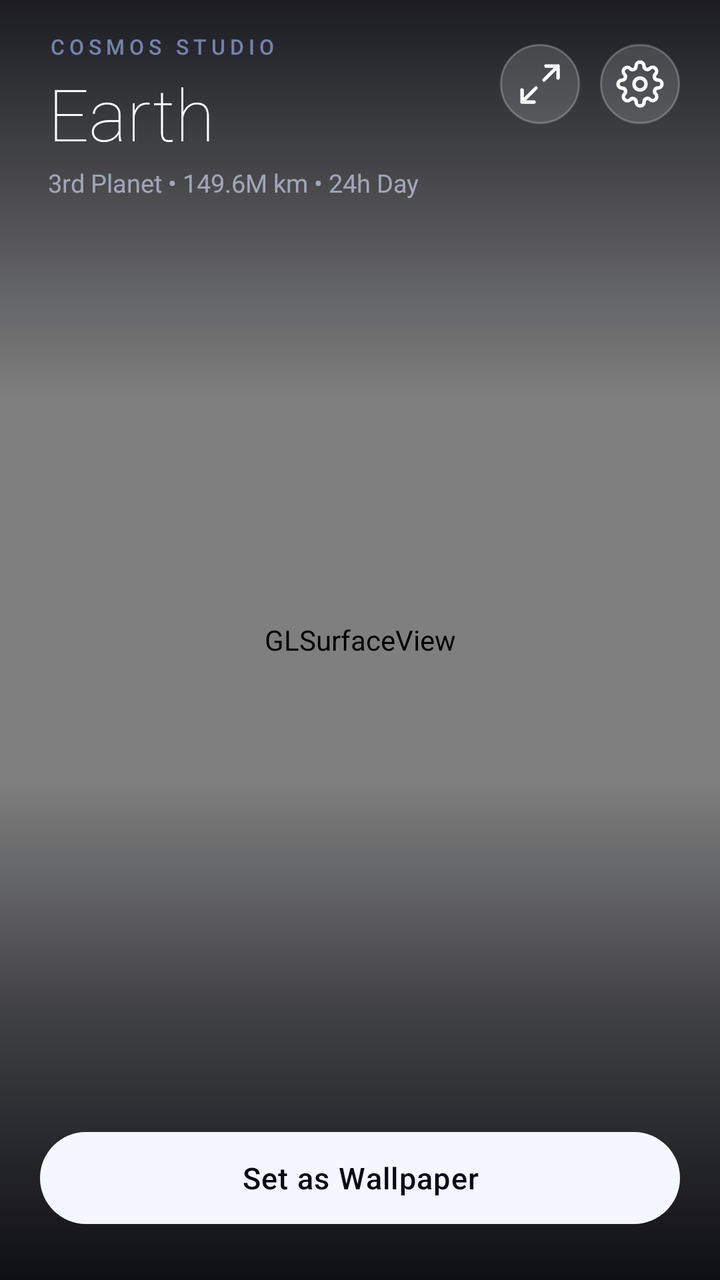
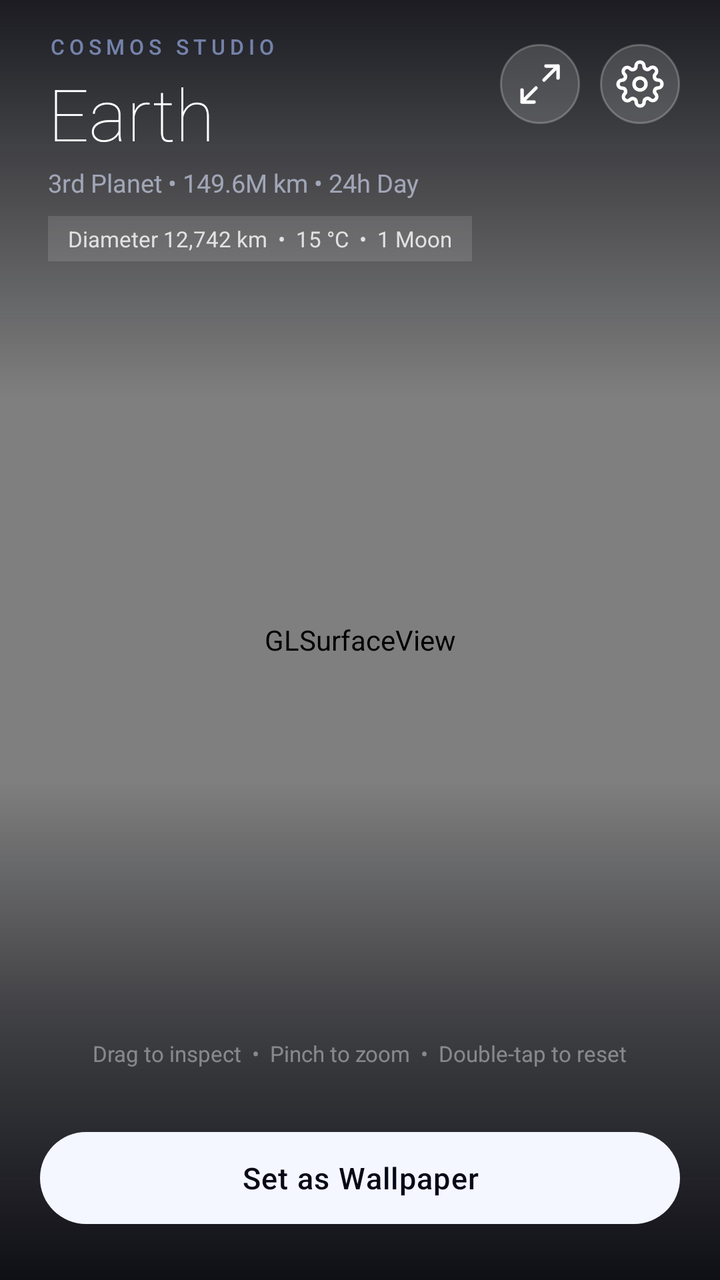

Compare the two renders of this Android layout. The source of the first and the diff that turns it into the second are given below.
<!-- AndroidManifest.xml: activity theme Theme.SolarSystem -->
<!-- res/layout/activity_main.xml -->
<?xml version="1.0" encoding="utf-8"?>
<androidx.constraintlayout.widget.ConstraintLayout
    xmlns:android="http://schemas.android.com/apk/res/android"
    xmlns:app="http://schemas.android.com/apk/res-auto"
    android:layout_width="match_parent"
    android:layout_height="match_parent"
    android:background="#FF02030A">

    <android.opengl.GLSurfaceView
        android:id="@+id/glPreviewView"
        android:layout_width="match_parent"
        android:layout_height="match_parent" />

    <View
        android:layout_width="match_parent"
        android:layout_height="200dp"
        android:background="@drawable/bg_top_scrim"
        app:layout_constraintTop_toTopOf="parent" />

    <LinearLayout
        android:id="@+id/topBar"
        android:layout_width="match_parent"
        android:layout_height="wrap_content"
        android:orientation="horizontal"
        android:gravity="top"
        android:paddingStart="24dp"
        android:paddingEnd="20dp"
        android:paddingTop="16dp"
        android:paddingBottom="12dp"
        app:layout_constraintTop_toTopOf="parent">

        <LinearLayout
            android:layout_width="0dp"
            android:layout_height="wrap_content"
            android:layout_weight="1"
            android:orientation="vertical">

            <TextView
                android:layout_width="wrap_content"
                android:layout_height="wrap_content"
                android:text="COSMOS STUDIO"
                android:textSize="10.5sp"
                android:letterSpacing="0.22"
                android:textColor="#99A8C0FF"
                android:fontFamily="sans-serif-medium" />

            <TextView
                android:id="@+id/tvPlanetTitle"
                android:layout_width="wrap_content"
                android:layout_height="wrap_content"
                android:text="Earth"
                android:textSize="36sp"
                android:fontFamily="sans-serif-thin"
                android:textColor="#FFFFFFFF"
                android:layout_marginTop="2dp" />

            <TextView
                android:id="@+id/tvPlanetSubtitle"
                android:layout_width="wrap_content"
                android:layout_height="wrap_content"
                android:text="3rd Planet • 149.6M km • 24h Day"
                android:textSize="12.5sp"
                android:textColor="#99DCE4FF"
                android:layout_marginTop="2dp" />

        </LinearLayout>

        <LinearLayout
            android:layout_width="wrap_content"
            android:layout_height="wrap_content"
            android:orientation="horizontal"
            android:layout_marginTop="6dp">

            <ImageButton
                android:id="@+id/btnReplayZoom"
                android:layout_width="40dp"
                android:layout_height="40dp"
                android:background="@drawable/bg_glass_circle"
                android:src="@drawable/ic_zoom_sparkle"
                android:contentDescription="Replay Unlock Zoom"
                android:padding="10dp"
                android:layout_marginEnd="10dp" />

            <ImageButton
                android:id="@+id/btnSettings"
                android:layout_width="40dp"
                android:layout_height="40dp"
                android:background="@drawable/bg_glass_circle"
                android:src="@drawable/ic_settings_gear"
                android:contentDescription="@string/open_settings"
                android:padding="10dp" />

        </LinearLayout>

    </LinearLayout>

    <View
        android:layout_width="match_parent"
        android:layout_height="250dp"
        android:background="@drawable/bg_bottom_scrim"
        app:layout_constraintBottom_toBottomOf="parent" />

    <LinearLayout
        android:id="@+id/bottomBar"
        android:layout_width="match_parent"
        android:layout_height="wrap_content"
        android:orientation="vertical"
        android:paddingStart="20dp"
        android:paddingEnd="20dp"
        android:paddingTop="12dp"
        android:paddingBottom="24dp"
        app:layout_constraintBottom_toBottomOf="parent">

        <HorizontalScrollView
            android:layout_width="match_parent"
            android:layout_height="wrap_content"
            android:scrollbars="none"
            android:clipToPadding="false"
            android:layout_marginBottom="18dp">

            <LinearLayout
                android:id="@+id/planetCardContainer"
                android:layout_width="wrap_content"
                android:layout_height="wrap_content"
                android:orientation="horizontal" />

        </HorizontalScrollView>

        <com.google.android.material.button.MaterialButton
            android:id="@+id/btnSetWallpaper"
            android:layout_width="match_parent"
            android:layout_height="54dp"
            android:text="@string/set_wallpaper"
            android:textSize="15sp"
            android:fontFamily="sans-serif-medium"
            android:letterSpacing="0.03"
            android:textColor="#FF070A16"
            app:backgroundTint="#FFF4F7FF"
            app:cornerRadius="27dp"
            app:elevation="8dp" />

    </LinearLayout>

</androidx.constraintlayout.widget.ConstraintLayout>
<!-- resources referenced by this layout -->
<resources>
  <!-- drawable bg_bottom_scrim (drawable) -->
  <?xml version="1.0" encoding="utf-8"?>
  <shape xmlns:android="http://schemas.android.com/apk/res/android">
      <gradient
          android:angle="90"
          android:startColor="#E602030A"
          android:centerColor="#8802030A"
          android:endColor="#0002030A" />
  </shape>
  <!-- drawable bg_glass_circle (drawable) -->
  <?xml version="1.0" encoding="utf-8"?>
  <shape xmlns:android="http://schemas.android.com/apk/res/android"
      android:shape="oval">
      <solid android:color="#26FFFFFF" />
      <stroke
          android:width="1dp"
          android:color="#3DFFFFFF" />
  </shape>
  <!-- drawable bg_top_scrim (drawable) -->
  <?xml version="1.0" encoding="utf-8"?>
  <shape xmlns:android="http://schemas.android.com/apk/res/android">
      <gradient
          android:angle="270"
          android:startColor="#CC02030A"
          android:centerColor="#6602030A"
          android:endColor="#0002030A" />
  </shape>
  <!-- drawable ic_settings_gear (drawable) -->
  <vector xmlns:android="http://schemas.android.com/apk/res/android"
      android:width="24dp"
      android:height="24dp"
      android:viewportWidth="24"
      android:viewportHeight="24">
      <path
          android:fillColor="#00000000"
          android:strokeColor="#FFFFFFFF"
          android:strokeWidth="1.75"
          android:strokeLineCap="round"
          android:strokeLineJoin="round"
          android:pathData="M12,15A3,3 0 1,0 12,9A3,3 0 1,0 12,15Z" />
      <path
          android:fillColor="#00000000"
          android:strokeColor="#FFFFFFFF"
          android:strokeWidth="1.75"
          android:strokeLineCap="round"
          android:strokeLineJoin="round"
          android:pathData="M19.4,15a1.65,1.65 0 0,0 0.33,1.82l0.06,0.06a2,2 0 0,1 -2.83,2.83l-0.06,-0.06a1.65,1.65 0 0,0 -1.82,-0.33 1.65,1.65 0 0,0 -1,1.51V21a2,2 0 0,1 -4,0v-0.09A1.65,1.65 0 0,0 9,19.4a1.65,1.65 0 0,0 -1.82,0.33l-0.06,0.06a2,2 0 0,1 -2.83,-2.83l0.06,-0.06a1.65,1.65 0 0,0 0.33,-1.82 1.65,1.65 0 0,0 -1.51,-1H3a2,2 0 0,1 0,-4h0.09A1.65,1.65 0 0,0 4.6,9a1.65,1.65 0 0,0 -0.33,-1.82l-0.06,-0.06a2,2 0 0,1 2.83,-2.83l0.06,0.06a1.65,1.65 0 0,0 1.82,0.33H9a1.65,1.65 0 0,0 1,-1.51V3a2,2 0 0,1 4,0v0.09a1.65,1.65 0 0,0 1,1.51 1.65,1.65 0 0,0 1.82,-0.33l0.06,-0.06a2,2 0 0,1 2.83,2.83l-0.06,0.06a1.65,1.65 0 0,0 -0.33,1.82V9a1.65,1.65 0 0,0 1.51,1H21a2,2 0 0,1 0,4h-0.09a1.65,1.65 0 0,0 -1.51,1Z" />
  </vector>
  <!-- drawable ic_zoom_sparkle (drawable) -->
  <vector xmlns:android="http://schemas.android.com/apk/res/android"
      android:width="24dp"
      android:height="24dp"
      android:viewportWidth="24"
      android:viewportHeight="24">
      <path
          android:fillColor="#00000000"
          android:strokeColor="#FFFFFFFF"
          android:strokeWidth="1.75"
          android:strokeLineCap="round"
          android:strokeLineJoin="round"
          android:pathData="M15,3h6v6M9,21H3v-6M21,3l-7,7M3,21l7,-7" />
  </vector>
  <string name="open_settings">Settings</string>
  <string name="set_wallpaper">Set as Wallpaper</string>
  <style name="Theme.SolarSystem" parent="Theme.Material3.Dark.NoActionBar">
          <item name="colorPrimary">#FF5C7CFA</item>
          <item name="colorOnPrimary">#FFFFFFFF</item>
          <item name="colorSecondary">#FF38BDF8</item>
          <item name="colorOnSecondary">#FF000000</item>
          <item name="android:windowBackground">#FF03050C</item>
          <item name="android:statusBarColor">@android:color/transparent</item>
          <item name="android:navigationBarColor">@android:color/transparent</item>
          <item name="android:windowLightStatusBar">false</item>
      </style>
</resources>

<!-- the commit's change to res/layout/activity_main.xml (unified diff, before → after) -->
@@ -63,6 +63,20 @@
                 android:textColor="#99DCE4FF"
                 android:layout_marginTop="2dp" />
 
+            <TextView
+                android:id="@+id/tvPlanetSpecs"
+                android:layout_width="wrap_content"
+                android:layout_height="wrap_content"
+                android:text="Diameter 12,742 km  •  15 °C  •  1 Moon"
+                android:textSize="11sp"
+                android:textColor="#CCFFFFFF"
+                android:paddingStart="10dp"
+                android:paddingEnd="10dp"
+                android:paddingTop="4dp"
+                android:paddingBottom="4dp"
+                android:layout_marginTop="8dp"
+                android:background="#1FFFFFFF" />
+
         </LinearLayout>
 
         <LinearLayout
@@ -111,6 +125,15 @@
         android:paddingBottom="24dp"
         app:layout_constraintBottom_toBottomOf="parent">
 
+        <TextView
+            android:layout_width="wrap_content"
+            android:layout_height="wrap_content"
+            android:layout_gravity="center_horizontal"
+            android:text="Drag to inspect  •  Pinch to zoom  •  Double-tap to reset"
+            android:textSize="11sp"
+            android:textColor="#66FFFFFF"
+            android:layout_marginBottom="10dp" />
+
         <HorizontalScrollView
             android:layout_width="match_parent"
             android:layout_height="wrap_content"
